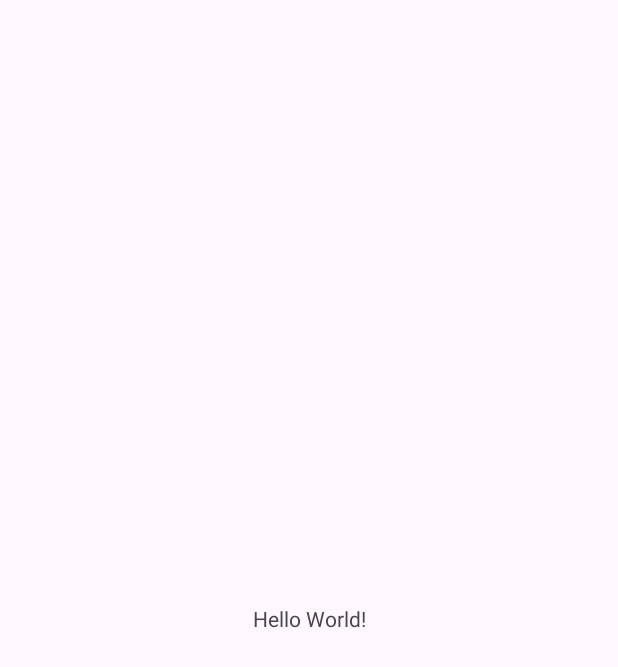
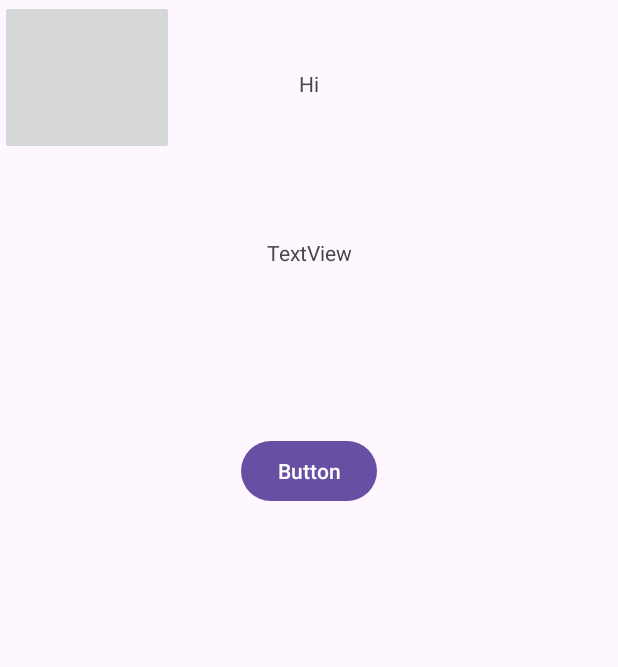
Before and after one commit to DDRanderson/AppProgGroupProject, an Android app: the screen it shows after launch (MainActivity), on a phone screen of 412 x 824 dp. Before the commit the part shown is almost empty. Shown: the top 667 px of the screen. Run offline under Robolectric (Android 15) with nearby library versions, the phone set to English and light mode, and no system bars.

Commit message:
added place holders for presentation

```diff
--- a/app/src/main/res/layout/activity_main.xml
+++ b/app/src/main/res/layout/activity_main.xml
@@ -7,12 +7,68 @@
     tools:context=".MainActivity">
 
     <TextView
+        android:id="@+id/textView2"
         android:layout_width="wrap_content"
         android:layout_height="wrap_content"
-        android:text="Hello World!"
+        android:text="Hi"
         app:layout_constraintBottom_toBottomOf="parent"
         app:layout_constraintEnd_toEndOf="parent"
         app:layout_constraintStart_toStartOf="parent"
-        app:layout_constraintTop_toTopOf="parent" />
+        app:layout_constraintTop_toTopOf="parent"
+        app:layout_constraintVertical_bias="0.057" />
+
+    <TextView
+        android:id="@+id/textView"
+        android:layout_width="wrap_content"
+        android:layout_height="wrap_content"
+        android:layout_marginStart="24dp"
+        android:layout_marginTop="24dp"
+        android:layout_marginEnd="24dp"
+        android:layout_marginBottom="24dp"
+        android:text="TextView"
+        app:layout_constraintBottom_toBottomOf="parent"
+        app:layout_constraintEnd_toEndOf="parent"
+        app:layout_constraintStart_toStartOf="parent"
+        app:layout_constraintTop_toBottomOf="@+id/textView2"
+        app:layout_constraintVertical_bias="0.100000024" />
+
+    <Button
+        android:id="@+id/button"
+        android:layout_width="wrap_content"
+        android:layout_height="wrap_content"
+        android:layout_marginStart="24dp"
+        android:layout_marginTop="24dp"
+        android:layout_marginEnd="24dp"
+        android:layout_marginBottom="24dp"
+        android:text="Button"
+        app:layout_constraintBottom_toBottomOf="parent"
+        app:layout_constraintEnd_toEndOf="parent"
+        app:layout_constraintStart_toStartOf="parent"
+        app:layout_constraintTop_toBottomOf="@+id/textView"
+        app:layout_constraintVertical_bias="0.16000003" />
+
+    <ImageButton
+        android:id="@+id/imageButton"
+        android:layout_width="100dp"
+        android:layout_height="103dp"
+        tools:layout_editor_absoluteX="16dp"
+        tools:layout_editor_absoluteY="634dp"
+        tools:srcCompat="@tools:sample/avatars" />
+
+    <ImageButton
+        android:id="@+id/imageButton2"
+        android:layout_width="116dp"
+        android:layout_height="103dp"
+        tools:layout_editor_absoluteX="156dp"
+        tools:layout_editor_absoluteY="634dp"
+        tools:srcCompat="@tools:sample/avatars" />
+
+    <ImageButton
+        android:id="@+id/imageButton3"
+        android:layout_width="116dp"
+        android:layout_height="103dp"
+        tools:layout_editor_absoluteX="297dp"
+        tools:layout_editor_absoluteY="634dp"
+        tools:srcCompat="@tools:sample/avatars" />
 
 </androidx.constraintlayout.widget.ConstraintLayout>
--- /dev/null
+++ b/app/src/main/res/layout/next_page.xml
@@ -0,0 +1,14 @@
+<?xml version="1.0" encoding="utf-8"?>
+<androidx.constraintlayout.widget.ConstraintLayout xmlns:android="http://schemas.android.com/apk/res/android"
+    xmlns:tools="http://schemas.android.com/tools"
+    android:layout_width="match_parent"
+    android:layout_height="match_parent">
+
+    <TextView
+        android:id="@+id/textView3"
+        android:layout_width="wrap_content"
+        android:layout_height="wrap_content"
+        android:text="TextView"
+        tools:layout_editor_absoluteX="176dp"
+        tools:layout_editor_absoluteY="128dp" />
+</androidx.constraintlayout.widget.ConstraintLayout>
```
